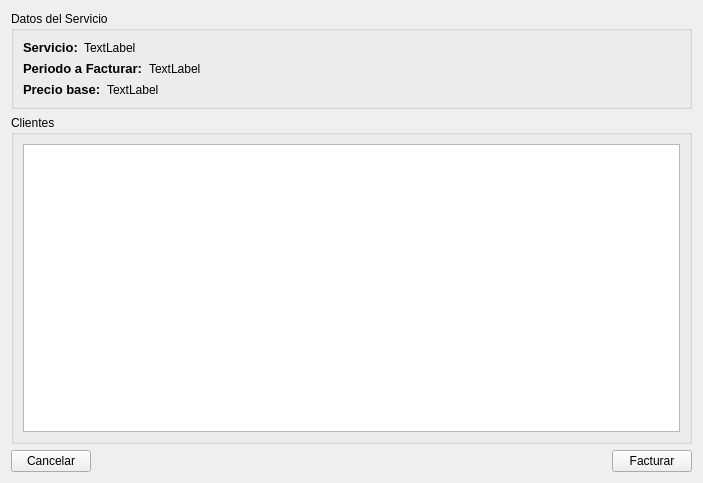
This is trunk/plugins/servicios/FormFacturarServicioBase.ui in chungote/gestotux as Qt 5 draws it before an edit. The edited form follows.
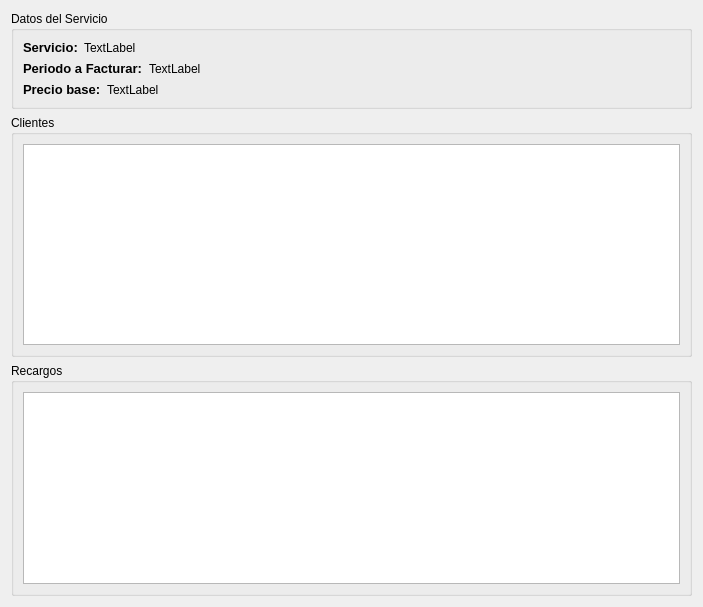
This is the edited form.

The edit to the form file:
```diff
--- a/trunk/plugins/servicios/FormFacturarServicioBase.ui
+++ b/trunk/plugins/servicios/FormFacturarServicioBase.ui
@@ -7,7 +7,7 @@
     <x>0</x>
     <y>0</y>
     <width>703</width>
-    <height>483</height>
+    <height>607</height>
    </rect>
   </property>
   <property name="windowTitle">
@@ -141,44 +141,36 @@
      </property>
      <layout class="QGridLayout" name="gridLayout">
       <item row="0" column="0">
-       <widget class="QTableView" name="TVClientes"/>
+       <widget class="QTableView" name="TVClientes">
+        <property name="sizePolicy">
+         <sizepolicy hsizetype="Expanding" vsizetype="MinimumExpanding">
+          <horstretch>0</horstretch>
+          <verstretch>0</verstretch>
+         </sizepolicy>
+        </property>
+       </widget>
       </item>
      </layout>
     </widget>
    </item>
    <item>
-    <layout class="QHBoxLayout" name="horizontalLayout_3">
-     <item>
-      <widget class="QPushButton" name="PBCancelar">
-       <property name="text">
-        <string>Cancelar</string>
-       </property>
-      </widget>
-     </item>
-     <item>
-      <spacer name="horizontalSpacer">
-       <property name="orientation">
-        <enum>Qt::Horizontal</enum>
-       </property>
-       <property name="sizeType">
-        <enum>QSizePolicy::MinimumExpanding</enum>
-       </property>
-       <property name="sizeHint" stdset="0">
-        <size>
-         <width>54</width>
-         <height>20</height>
-        </size>
-       </property>
-      </spacer>
-     </item>
-     <item>
-      <widget class="QPushButton" name="PBFacturar">
-       <property name="text">
-        <string>Facturar</string>
-       </property>
-      </widget>
-     </item>
-    </layout>
+    <widget class="QGroupBox" name="GBRecargos">
+     <property name="title">
+      <string>Recargos</string>
+     </property>
+     <layout class="QGridLayout" name="gridLayout_2">
+      <item row="0" column="0">
+       <widget class="QTableView" name="TVRecargos">
+        <property name="sizePolicy">
+         <sizepolicy hsizetype="Expanding" vsizetype="Minimum">
+          <horstretch>0</horstretch>
+          <verstretch>0</verstretch>
+         </sizepolicy>
+        </property>
+       </widget>
+      </item>
+     </layout>
+    </widget>
    </item>
   </layout>
  </widget>
```
Left out of the diff: 4 changed lines with no effect on the pictures.
